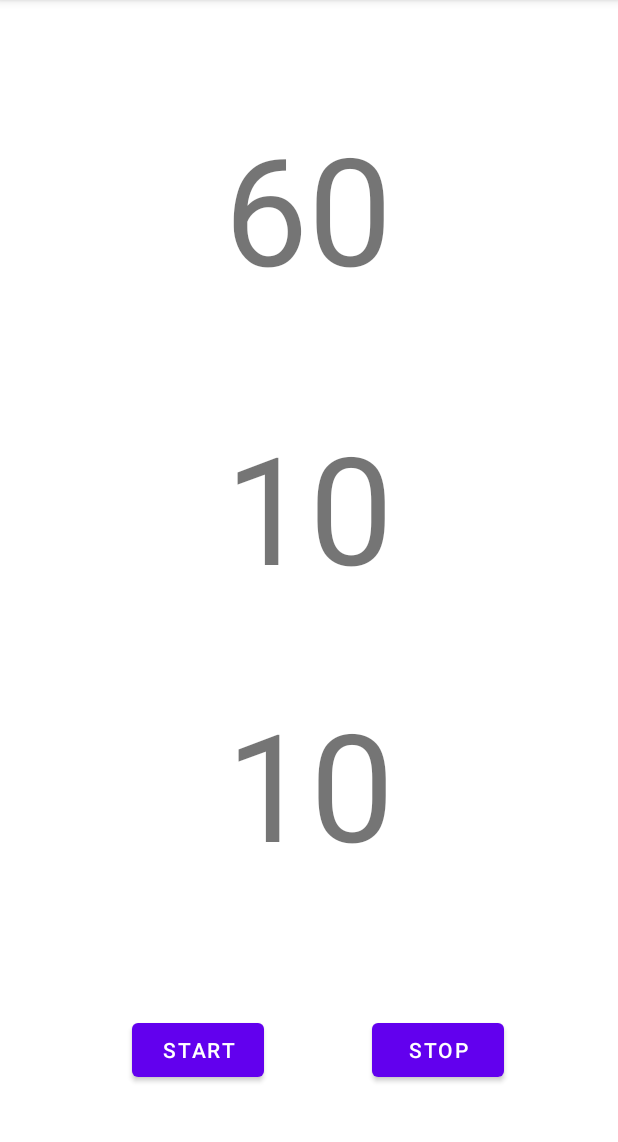
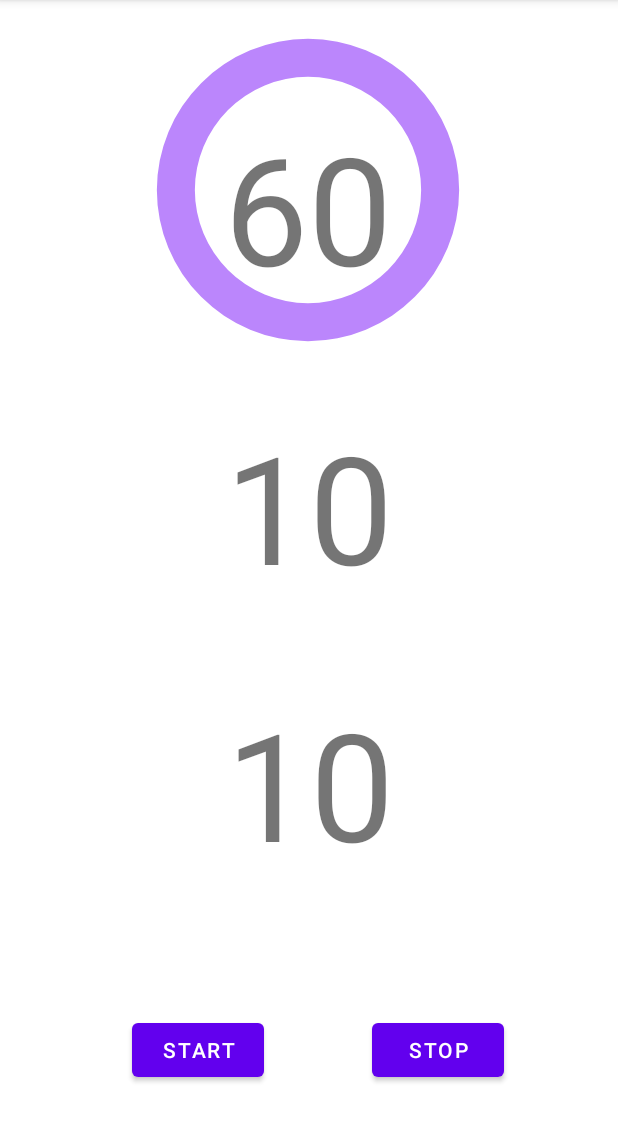
Before and after one commit to pjongsik/ClockTest, an Android app: the screen it shows after launch (RunActivity), after a tap on an icon or button, on a phone screen of 412 x 824 dp, the part 84-1226 px from its top. Run offline under Robolectric (Android 15) with nearby library versions, the phone set to English and light mode, and no system bars; 1 other tap on this screen came first.

Commit message:
원형 프로그래스바 추가

```diff
--- a/app/src/main/java/kr/co/shared/clocktest/RunActivity.java
+++ b/app/src/main/java/kr/co/shared/clocktest/RunActivity.java
@@ -7,8 +7,10 @@ import androidx.fragment.app.FragmentTransaction;
 import android.content.Intent;
 import android.media.SoundPool;
 import android.os.Bundle;
+import android.os.Handler;
 import android.util.Log;
 import android.widget.Button;
+import android.widget.ProgressBar;
 import android.widget.TextView;
 
 import java.util.Timer;
@@ -34,8 +36,14 @@ public class RunActivity extends AppCompatActivity {
     Timer timer;
     TimerTask timerTask;
 
+    // sound
     SoundManager soundManager;
     SoundPool soundPool;
+
+    // progress
+    private ProgressBar progressBar;
+    private int progressStatus = 0;
+    private Handler handler = new Handler();
 
     @Override
     protected void onCreate(Bundle savedInstanceState) {
@@ -48,6 +56,8 @@ public class RunActivity extends AppCompatActivity {
         txtSets = findViewById(R.id.txt_sets);
         btnStart = findViewById(R.id.btn_start);
         btnStop = findViewById(R.id.btn_stop);
+
+        progressBar = findViewById(R.id.workout_progress_bar);
 
         setTimer();
         getData();
@@ -133,7 +143,12 @@ public class RunActivity extends AppCompatActivity {
         txtRest.setText(String.valueOf(restTime));
         txtSets.setText(String.valueOf(setCount));
 
-        Log.d("pjs", "displayTime^^");
+        //
+        int totalTime = data.getWork_time();
+        progressStatus = totalTime - workOutTime;
+        progressBar.setProgress(progressStatus);
+
+        Log.d("pjs", "displayTime^^ progressStatus : " + String.valueOf(progressStatus));
     }
 
     void startTimer() {
@@ -161,5 +176,8 @@ public class RunActivity extends AppCompatActivity {
         workOutTime = data.getWork_time();
         restTime = data.getRest_time();
         setCount = data.getSet_count();
+
+        //
+        progressBar.setMax(data.getWork_time());
     }
 }
--- /dev/null
+++ b/app/src/main/res/drawable/circle_progress_background.xml
@@ -0,0 +1,8 @@
+<?xml version="1.0" encoding="utf-8"?>
+<shape xmlns:android="http://schemas.android.com/apk/res/android"
+    android:shape="ring"
+    android:innerRadiusRatio="3.5"
+    android:thickness="25dp"
+    android:useLevel="false">
+    <solid android:color="@color/menu_off" />
+</shape>
--- /dev/null
+++ b/app/src/main/res/drawable/circle_progress_bar.xml
@@ -0,0 +1,21 @@
+<?xml version="1.0" encoding="utf-8"?>
+<rotate xmlns:android="http://schemas.android.com/apk/res/android"
+    android:fromDegrees="270"
+    android:toDegrees="270">
+
+    <shape android:innerRadiusRatio="3.5"
+        android:shape="ring"
+        android:thickness="25dp"
+        android:useLevel="true">
+
+        <gradient
+            android:angle="0"
+            android:endColor="@color/color_primary"
+            android:centerColor="@color/color_primary"
+            android:startColor="@color/color_primary"
+            android:type="sweep"
+            android:useLevel="false" />
+
+    </shape>
+
+</rotate>
--- a/app/src/main/res/layout/activity_run.xml
+++ b/app/src/main/res/layout/activity_run.xml
@@ -74,4 +74,19 @@
         app:layout_constraintEnd_toEndOf="parent" />
 
 
+    <ProgressBar
+        android:id="@+id/workout_progress_bar"
+        android:layout_width="264dp"
+        android:layout_height="253dp"
+        android:background="@drawable/circle_progress_background"
+        android:indeterminateOnly="false"
+        android:max="100"
+        android:progress="0"
+        android:progressDrawable="@drawable/circle_progress_bar"
+        app:layout_constraintBottom_toBottomOf="parent"
+        app:layout_constraintEnd_toEndOf="parent"
+        app:layout_constraintHorizontal_bias="0.496"
+        app:layout_constraintStart_toStartOf="parent"
+        app:layout_constraintTop_toTopOf="parent"
+        app:layout_constraintVertical_bias="0.0" />
 </androidx.constraintlayout.widget.ConstraintLayout>
--- a/app/src/main/res/values/colors.xml
+++ b/app/src/main/res/values/colors.xml
@@ -8,4 +8,7 @@
     <color name="black">#FF000000</color>
     <color name="white">#FFFFFFFF</color>
     <color name="ready">#ff00ff00</color>
+    <color name="menu_off">#FFBB86FC</color>
+    <color name="color_primary">#ff0000</color>
+
 </resources>
```
